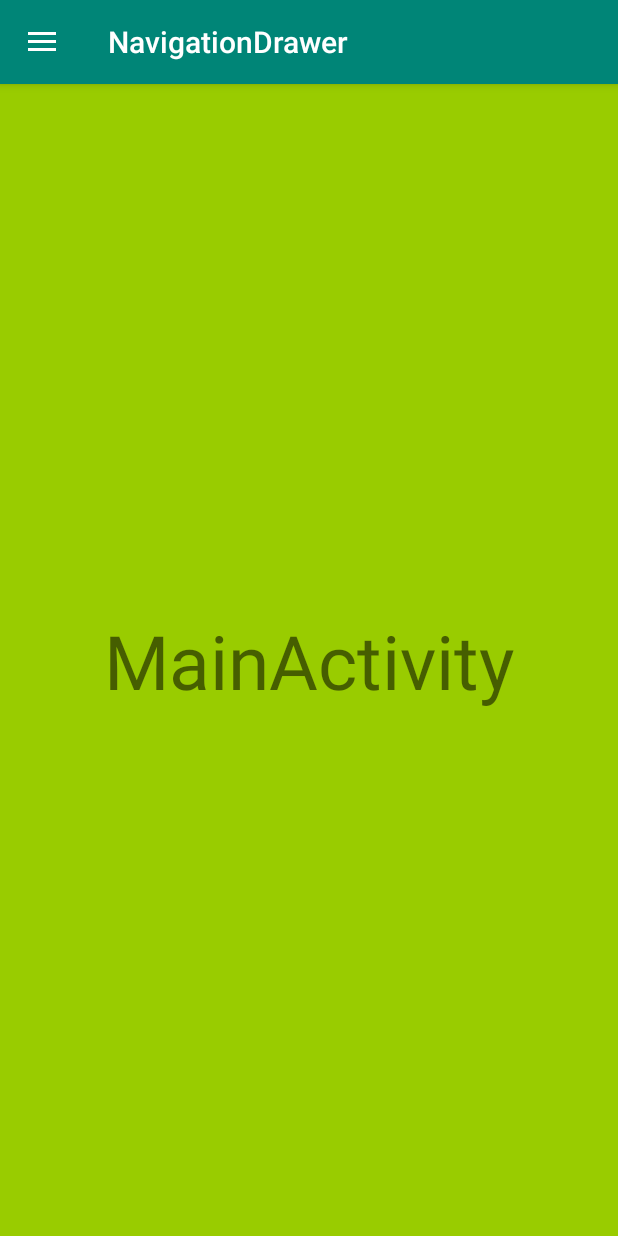
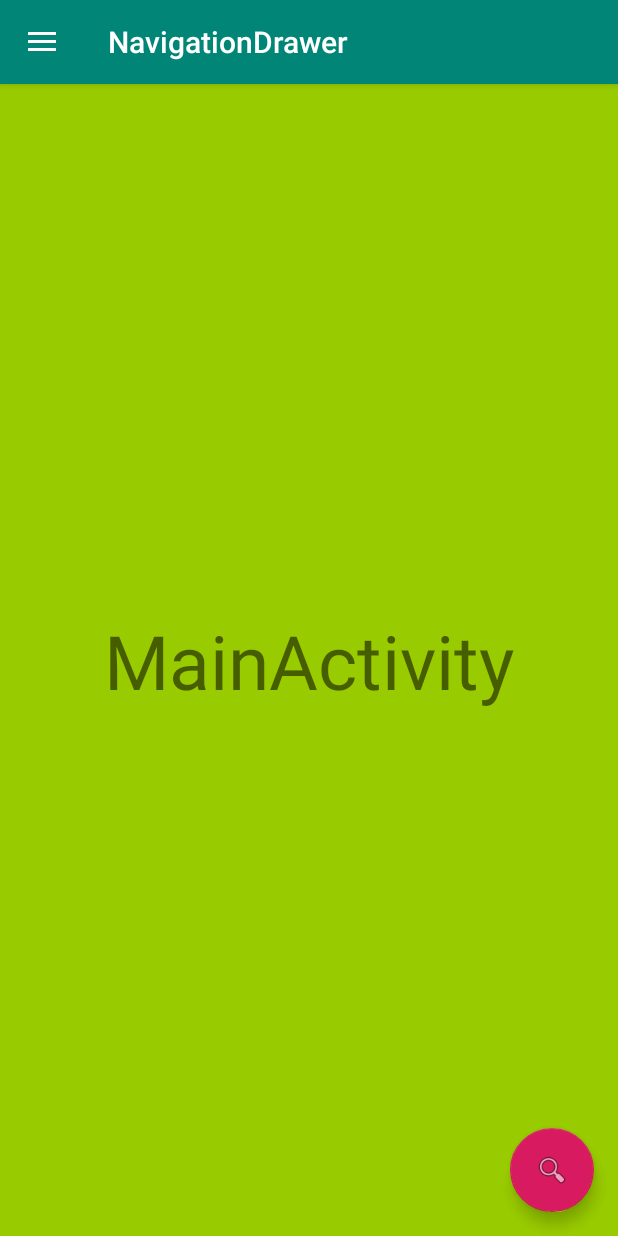
Before and after one commit to CavanhaMan/NavigationDrawer, an Android app: the screen it shows after launch (MainActivity), on a phone screen of 412 x 824 dp. Run offline under Robolectric (Android 15) with nearby library versions, the phone set to English and light mode, and no system bars.

Commit message:
Adicionando botao flutuante

```diff
--- a/app/src/main/java/com/man/cavanha/navigationdrawer/MainActivity.java
+++ b/app/src/main/java/com/man/cavanha/navigationdrawer/MainActivity.java
@@ -3,11 +3,14 @@
 import android.content.Intent;
 import android.os.Bundle;
 import android.support.annotation.NonNull;
+import android.support.design.widget.FloatingActionButton;
 import android.support.design.widget.NavigationView;
+import android.support.design.widget.Snackbar;
 import android.support.v4.widget.DrawerLayout;
 import android.support.v7.app.ActionBarDrawerToggle;
 import android.support.v7.app.AppCompatActivity;
 import android.view.MenuItem;
+import android.view.View;
 import android.widget.Toast;
 
 public class MainActivity extends AppCompatActivity implements NavigationView.OnNavigationItemSelectedListener {
@@ -31,6 +34,14 @@
 
         nv = (NavigationView) findViewById(R.id.nv);
         nv.setNavigationItemSelectedListener(this);
+        FloatingActionButton fab = (FloatingActionButton) findViewById(R.id.fab);
+        fab.setOnClickListener(new View.OnClickListener() {
+            @Override
+            public void onClick(View view) {
+                Snackbar.make(view, "Replace with your own action", Snackbar.LENGTH_LONG)
+                        .setAction("Action", null).show();
+            }
+        });
     }
 
     // Responde a eventos do hamburger
--- a/app/src/main/res/layout/activity_main.xml
+++ b/app/src/main/res/layout/activity_main.xml
@@ -27,6 +27,18 @@
             app:layout_constraintStart_toStartOf="parent"
             app:layout_constraintTop_toTopOf="parent" />
 
+        <android.support.design.widget.FloatingActionButton
+            android:id="@+id/fab"
+            android:layout_width="wrap_content"
+            android:layout_height="wrap_content"
+            android:layout_gravity="bottom|end"
+            android:layout_margin="@dimen/fab_margin"
+            android:layout_marginEnd="8dp"
+            android:layout_marginBottom="8dp"
+            app:layout_constraintBottom_toBottomOf="parent"
+            app:layout_constraintEnd_toEndOf="parent"
+            app:srcCompat="@android:drawable/ic_menu_search" />
+
     </android.support.constraint.ConstraintLayout>
 
     <!-- Abaixo segue o codigo da gaveta -->
```
